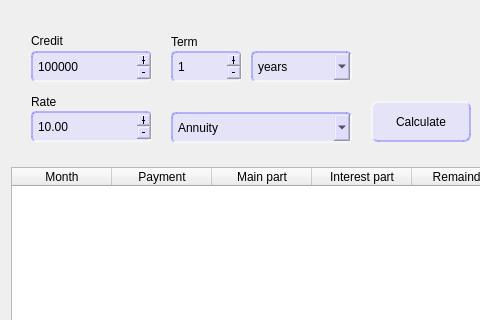
This is interface/creditcalculator.ui in alexvnderftw/S21CalculatorCPP as Qt 5 draws it before an edit; both pictures show x 0 to 480 and y 0 to 320 of the 800 by 450 pixel window. The edited form follows.
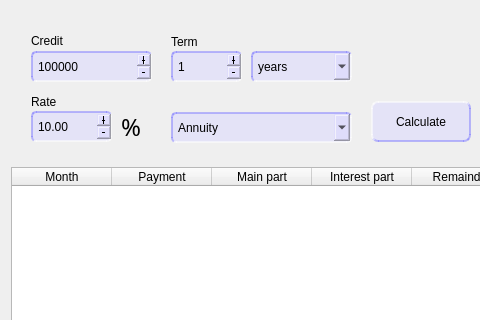
This is the edited form.

```diff
--- a/interface/creditcalculator.ui
+++ b/interface/creditcalculator.ui
@@ -224,7 +224,7 @@
        <rect>
         <x>20</x>
         <y>100</y>
-        <width>121</width>
+        <width>81</width>
         <height>31</height>
        </rect>
       </property>
@@ -361,6 +361,30 @@
        <string>Term</string>
       </property>
      </widget>
+     <widget class="QLabel" name="labelRatePercent">
+      <property name="geometry">
+       <rect>
+        <x>110</x>
+        <y>100</y>
+        <width>31</width>
+        <height>31</height>
+       </rect>
+      </property>
+      <property name="font">
+       <font>
+        <family>Drexs</family>
+        <pointsize>18</pointsize>
+        <italic>false</italic>
+        <bold>false</bold>
+       </font>
+      </property>
+      <property name="styleSheet">
+       <string notr="true">font: 18pt &quot;Drexs&quot;;</string>
+      </property>
+      <property name="text">
+       <string>%</string>
+      </property>
+     </widget>
     </widget>
    </item>
    <item row="1" column="0">
```
